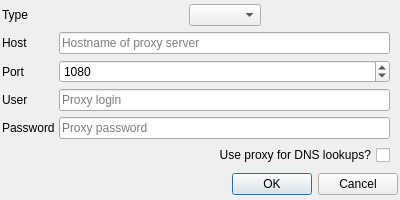
The window that src/proxydialog.ui (tomahawk-player/tomahawk) describes before a commit, drawn with Qt 5.
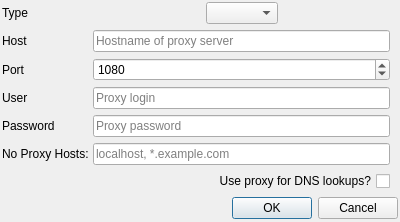
The same window after the commit.

Commit message: Revamp proxy system. Use a factory, and allow for noproxy hosts. Don't try to set the proxies everywhere, set the application proxy factory and fall back to it. Except for specifically-threaded things.

Diff of the .ui file:
```diff
--- a/src/proxydialog.ui
+++ b/src/proxydialog.ui
@@ -10,7 +10,7 @@
     <x>0</x>
     <y>0</y>
     <width>400</width>
-    <height>200</height>
+    <height>222</height>
    </rect>
   </property>
   <property name="windowTitle">
@@ -137,13 +137,27 @@
       </widget>
      </item>
      <item row="5" column="0">
-      <widget class="QLabel" name="dnsLabel">
+      <widget class="QLabel" name="label">
        <property name="text">
-        <string/>
+        <string>No Proxy Hosts:</string>
        </property>
       </widget>
      </item>
      <item row="5" column="1">
+      <widget class="QLineEdit" name="noHostLineEdit">
+       <property name="placeholderText">
+        <string>localhost, *.example.com</string>
+       </property>
+      </widget>
+     </item>
+     <item row="6" column="0">
+      <widget class="QLabel" name="dnsLabel">
+       <property name="text">
+        <string/>
+       </property>
+      </widget>
+     </item>
+     <item row="6" column="1">
       <widget class="QCheckBox" name="checkBoxUseProxyForDns">
        <property name="layoutDirection">
         <enum>Qt::RightToLeft</enum>
```
The commit also changes 16 other files.
